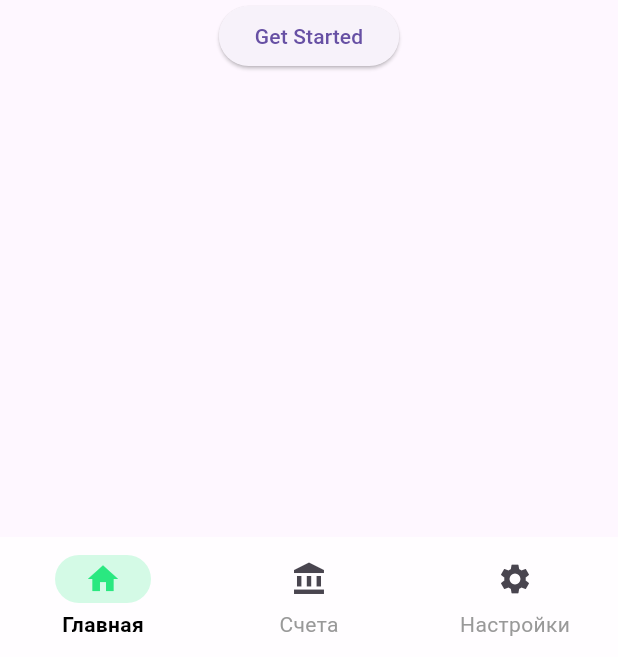
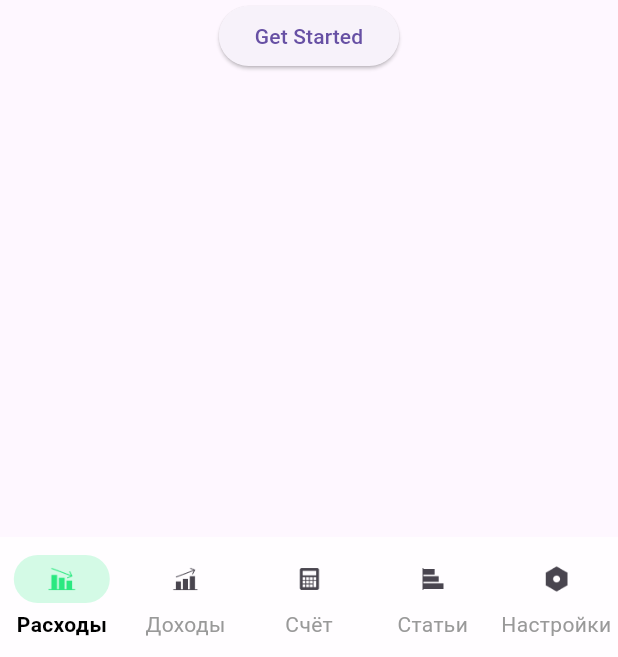
Before and after one commit to pablobagdal/CoinsIO, a Flutter app: the screen it shows after launch, on a phone screen of 412 x 824 dp, the part 579-1236 px from its top. Run offline on Flutter 3.47's test engine with Material 3 defaults, Android fonts, the phone set to English and light mode, and no system bars; our stand-ins replace freezed_annotation; generated files the repository leaves out were written again.

Commit message:
add setState to control ephemeral state of navigation bar

```diff
--- a/lib/main.dart
+++ b/lib/main.dart
@@ -39,21 +39,63 @@ class HomeScreen extends StatelessWidget {
           ],
         ),
       ),
-      bottomNavigationBar: NavigationBar(
-        destinations: const [
-          NavigationDestination(icon: Icon(Icons.home), label: 'Главная'),
-          NavigationDestination(
-            icon: Icon(Icons.account_balance),
-            label: 'Счета',
-          ),
-          NavigationDestination(icon: Icon(Icons.settings), label: 'Настройки'),
-        ],
-        selectedIndex: 0,
-        onDestinationSelected: (value) {
-          // обработчик нажатия пока пустой
-          // Здесь можно добавить логику для переключения между экранами
-        },
-      ),
+      bottomNavigationBar: MyNavigationBar(),
     );
   }
 }
+
+class MyNavigationBar extends StatefulWidget {
+  const MyNavigationBar({super.key});
+
+  @override
+  State<MyNavigationBar> createState() => _MyNavigationBarState();
+}
+
+class _MyNavigationBarState extends State<MyNavigationBar> {
+  int selectedIndex = 0;
+
+  @override
+  Widget build(BuildContext context) {
+    return NavigationBar(
+      destinations: const [
+        NavigationDestination(
+          icon: ImageIcon(
+            AssetImage('assets/navigation_bar_icons/spendings_icon.png'),
+          ),
+          label: 'Расходы',
+        ),
+        NavigationDestination(
+          icon: ImageIcon(
+            AssetImage('assets/navigation_bar_icons/incomes_icon.png'),
+          ),
+          label: 'Доходы',
+        ),
+        NavigationDestination(
+          icon: ImageIcon(
+            AssetImage('assets/navigation_bar_icons/accounts_icon.png'),
+          ),
+          label: 'Счёт',
+        ),
+        NavigationDestination(
+          icon: ImageIcon(
+            AssetImage('assets/navigation_bar_icons/categories_icon.png'),
+          ),
+          label: 'Статьи',
+        ),
+        NavigationDestination(
+          icon: ImageIcon(
+            AssetImage('assets/navigation_bar_icons/settings_icon.png'),
+          ),
+          label: 'Настройки',
+        ),
+      ],
+      selectedIndex: selectedIndex,
+      onDestinationSelected: (value) {
+        // Здесь можно добавить логику для переключения между экранами
+        setState(() {
+          selectedIndex = value;
+        });
+      },
+    );
+  }
+}
```
